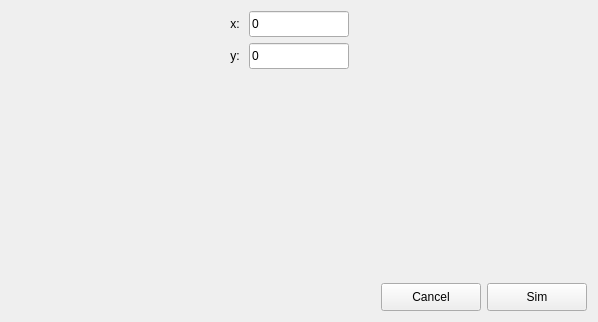
Above: src/gui/frames/cbedframe.ui from JJPPeters/clTEM before the change. Below: the same form after it.
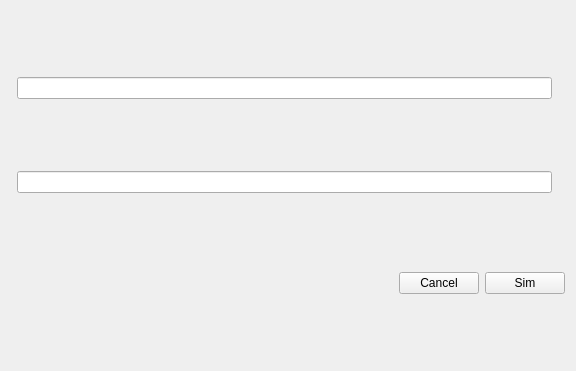
That is the form after the change. Custom widgets are drawn as their Qt base class.

What changed in the file:
```diff
--- a/src/gui/frames/cbedframe.ui
+++ b/src/gui/frames/cbedframe.ui
@@ -6,40 +6,27 @@
    <rect>
     <x>0</x>
     <y>0</y>
-    <width>598</width>
-    <height>322</height>
+    <width>576</width>
+    <height>371</height>
    </rect>
   </property>
   <property name="windowTitle">
    <string>Form</string>
   </property>
-  <layout class="QGridLayout" name="gridLayout" rowstretch="0,0,0,0" columnstretch="1,1,1">
-   <item row="1" column="0">
-    <widget class="QLabel" name="label">
-     <property name="text">
-      <string>y: </string>
-     </property>
-     <property name="alignment">
-      <set>Qt::AlignRight|Qt::AlignTrailing|Qt::AlignVCenter</set>
-     </property>
-    </widget>
+  <layout class="QGridLayout" name="gridLayout" rowstretch="0,0,0,0" columnstretch="0,1,0">
+   <item row="0" column="1">
+    <widget class="EditUnitsBox" name="edtPosX"/>
    </item>
-   <item row="2" column="1">
-    <spacer name="vSpacer">
+   <item row="0" column="2">
+    <spacer name="horizontalSpacer_2">
      <property name="orientation">
-      <enum>Qt::Vertical</enum>
-     </property>
-     <property name="sizeType">
-      <enum>QSizePolicy::Expanding</enum>
-     </property>
-     <property name="sizeHint" stdset="0">
-      <size>
-       <width>20</width>
-       <height>0</height>
-      </size>
+      <enum>Qt::Horizontal</enum>
      </property>
     </spacer>
    </item>
+   <item row="1" column="1">
+    <widget class="EditUnitsBox" name="edtPosY"/>
+   </item>
    <item row="3" column="0" colspan="3">
     <layout class="QHBoxLayout" name="horizontalLayout_2">
      <item>
@@ -57,24 +44,6 @@
      </item>
      <item>
       <widget class="QPushButton" name="btnCancel">
-       <property name="sizePolicy">
-        <sizepolicy hsizetype="Minimum" vsizetype="Fixed">
-         <horstretch>0</horstretch>
-         <verstretch>0</verstretch>
-        </sizepolicy>
-       </property>
-       <property name="minimumSize">
-        <size>
-         <width>100</width>
-         <height>28</height>
-        </size>
-       </property>
-       <property name="maximumSize">
-        <size>
-         <width>100</width>
-         <height>16777215</height>
-        </size>
-       </property>
        <property name="text">
         <string>Cancel</string>
        </property>
@@ -82,24 +51,6 @@
      </item>
      <item>
       <widget class="QPushButton" name="btnSim">
-       <property name="sizePolicy">
-        <sizepolicy hsizetype="Minimum" vsizetype="Fixed">
-         <horstretch>0</horstretch>
-         <verstretch>0</verstretch>
-        </sizepolicy>
-       </property>
-       <property name="minimumSize">
-        <size>
-         <width>100</width>
-         <height>28</height>
-        </size>
-       </property>
-       <property name="maximumSize">
-        <size>
-         <width>100</width>
-         <height>16777215</height>
-        </size>
-       </property>
        <property name="text">
         <string>Sim</string>
        </property>
@@ -107,58 +58,21 @@
      </item>
     </layout>
    </item>
-   <item row="0" column="1">
-    <widget class="EditUnitsBox" name="edtPosX">
-     <property name="sizePolicy">
-      <sizepolicy hsizetype="Expanding" vsizetype="Fixed">
-       <horstretch>0</horstretch>
-       <verstretch>0</verstretch>
-      </sizepolicy>
+   <item row="2" column="1">
+    <spacer name="verticalSpacer">
+     <property name="orientation">
+      <enum>Qt::Vertical</enum>
      </property>
-     <property name="minimumSize">
-      <size>
-       <width>0</width>
-       <height>26</height>
-      </size>
-     </property>
-     <property name="maximumSize">
-      <size>
-       <width>100</width>
-       <height>16777215</height>
-      </size>
-     </property>
-     <property name="text">
-      <string>0</string>
-     </property>
-    </widget>
-   </item>
-   <item row="1" column="1">
-    <widget class="EditUnitsBox" name="edtPosY">
-     <property name="sizePolicy">
-      <sizepolicy hsizetype="Expanding" vsizetype="Fixed">
-       <horstretch>0</horstretch>
-       <verstretch>0</verstretch>
-      </sizepolicy>
-     </property>
-     <property name="minimumSize">
-      <size>
-       <width>0</width>
-       <height>26</height>
-      </size>
-     </property>
-     <property name="maximumSize">
-      <size>
-       <width>100</width>
-       <height>16777215</height>
-      </size>
-     </property>
-     <property name="text">
-      <string>0</string>
-     </property>
-    </widget>
+    </spacer>
    </item>
    <item row="0" column="0">
-    <widget class="QLabel" name="label_2">
+    <widget class="QLabel" name="label">
+     <property name="sizePolicy">
+      <sizepolicy hsizetype="Ignored" vsizetype="Preferred">
+       <horstretch>0</horstretch>
+       <verstretch>0</verstretch>
+      </sizepolicy>
+     </property>
      <property name="text">
       <string>x: </string>
      </property>
@@ -167,6 +81,22 @@
      </property>
     </widget>
    </item>
+   <item row="1" column="0">
+    <widget class="QLabel" name="label_2">
+     <property name="sizePolicy">
+      <sizepolicy hsizetype="Ignored" vsizetype="Preferred">
+       <horstretch>0</horstretch>
+       <verstretch>0</verstretch>
+      </sizepolicy>
+     </property>
+     <property name="text">
+      <string>y: </string>
+     </property>
+     <property name="alignment">
+      <set>Qt::AlignRight|Qt::AlignTrailing|Qt::AlignVCenter</set>
+     </property>
+    </widget>
+   </item>
   </layout>
  </widget>
  <customwidgets>
```
Left out of the diff: 10 changed lines with no effect on the pictures.
